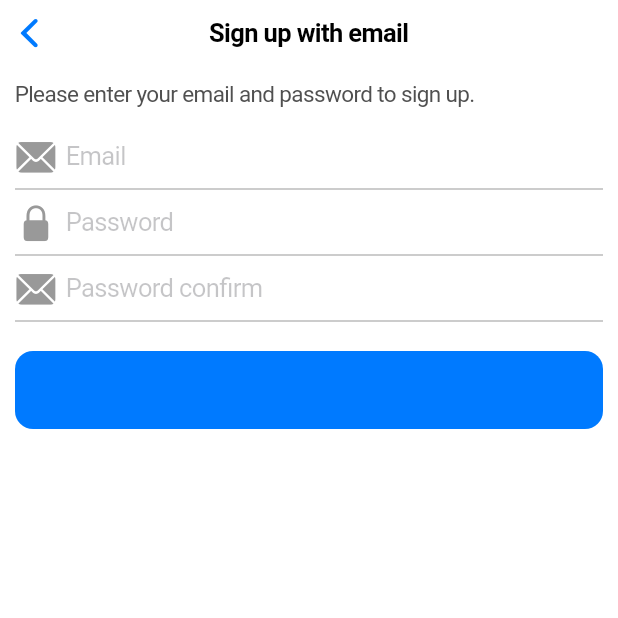
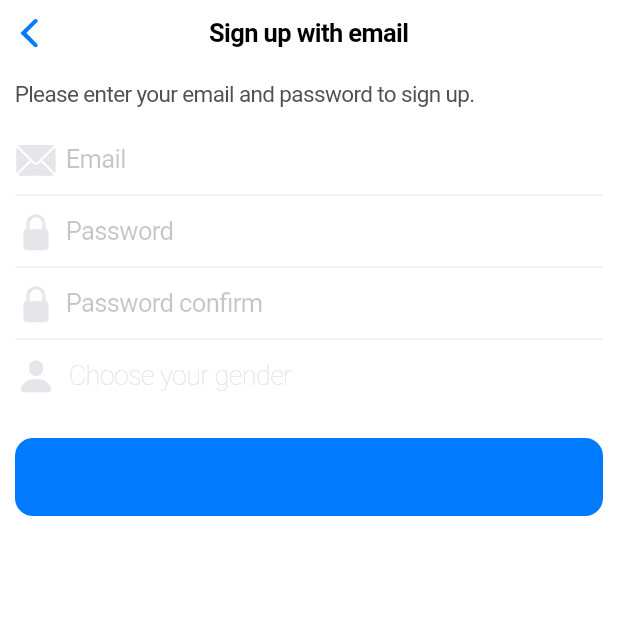
Before and after one commit to JayJayDee/Chatpot-App, a Flutter app: the SignupScene screen opened directly, on a phone screen of 412 x 824 dp, the top half of it. Run offline on Flutter 3.47's test engine with Material 2 defaults, Android fonts, the phone set to English and light mode, and no system bars; our stand-ins replace cached_network_image, dio, firebase_messaging, flutter_swiper, image_picker, material_design_icons_flutter and 4 more; missing offline and left inert: query_params; accounts and stored records are empty.

Commit message:
added gender chooser on signup_scene.

```diff
--- a/lib/apis/auth_api.dart
+++ b/lib/apis/auth_api.dart
@@ -37,7 +37,7 @@ class AuthApi {
     @required String gender
   }) async {
     Map<String, dynamic> resp = await _requester.request(
-      url: '/member',
+      url: '/member/email',
       method: HttpMethod.POST,
       body: {
         'email': email,
--- a/lib/scenes/signup_scene.dart
+++ b/lib/scenes/signup_scene.dart
@@ -1,4 +1,5 @@
 import 'dart:async';
+import 'package:flutter/material.dart';
 import 'package:meta/meta.dart';
 import 'package:flutter/cupertino.dart';
 import 'package:chatpot_app/factory.dart';
@@ -66,6 +67,10 @@ class _SignupSceneState extends State<SignupScene> {
                   setState(() => _passwordConfirm = text))
             ),
             Container(
+              margin: EdgeInsets.only(left: 10, right: 10, top: 2),
+              child: _buildGenderSeletor(context)
+            ),
+            Container(
               margin: EdgeInsets.only(left: 10, right: 10, top: 20),
               child: CupertinoButton(
                 child: Text(locales().signupScene.joinButton),
@@ -80,6 +85,7 @@ class _SignupSceneState extends State<SignupScene> {
   }
 }
 
+
 typedef TextChangedCallback (String text);
 
 Widget _buildEmailField(BuildContext context, {
@@ -88,15 +94,16 @@ Widget _buildEmailField(BuildContext context, {
   CupertinoTextField(
     prefix: Icon(CupertinoIcons.mail_solid,
       size: 28.0,
-      color: CupertinoColors.inactiveGray),
+      color: CupertinoColors.lightBackgroundGray),
     placeholder: locales().signupScene.emailPlaceHolder,
     onChanged: changedCallback,
-    padding: EdgeInsets.symmetric(horizontal: 6.0, vertical: 12.0),
+    padding: EdgeInsets.symmetric(horizontal: 6.0, vertical: 14.0),
     keyboardType: TextInputType.emailAddress,
     decoration: BoxDecoration(
-      border: Border(bottom: BorderSide(width: 0.0, color: CupertinoColors.inactiveGray))
+      border: Border(bottom: BorderSide(width: 0.0, color: CupertinoColors.lightBackgroundGray))
     )
   );
+
 
 Widget _buildPasswordField(BuildContext context, {
   @required TextChangedCallback changedCallback
@@ -104,30 +111,54 @@ Widget _buildPasswordField(BuildContext context, {
   CupertinoTextField(
     prefix: Icon(CupertinoIcons.padlock_solid,
       size: 28.0,
-      color: CupertinoColors.inactiveGray),
+      color: CupertinoColors.lightBackgroundGray),
     placeholder: locales().signupScene.passwordPlaceHolder,
     onChanged: changedCallback,
     obscureText: true,
-    padding: EdgeInsets.symmetric(horizontal: 6.0, vertical: 12.0),
+    padding: EdgeInsets.symmetric(horizontal: 6.0, vertical: 14.0),
     keyboardType: TextInputType.emailAddress,
     decoration: BoxDecoration(
-      border: Border(bottom: BorderSide(width: 0.0, color: CupertinoColors.inactiveGray))
+      border: Border(bottom: BorderSide(width: 0.0, color: CupertinoColors.lightBackgroundGray))
     )
   );
+
 
 Widget _buildPasswordConfirmField(BuildContext context, {
   @required TextChangedCallback changedCallback
 }) =>
   CupertinoTextField(
-    prefix: Icon(CupertinoIcons.mail_solid,
+    prefix: Icon(CupertinoIcons.padlock_solid,
       size: 28.0,
-      color: CupertinoColors.inactiveGray),
+      color: CupertinoColors.lightBackgroundGray),
     placeholder: locales().signupScene.passworConfirmPlaceHolder,
     onChanged: changedCallback,
     obscureText: true,
-    padding: EdgeInsets.symmetric(horizontal: 6.0, vertical: 12.0),
+    padding: EdgeInsets.symmetric(horizontal: 6.0, vertical: 14.0),
     keyboardType: TextInputType.emailAddress,
     decoration: BoxDecoration(
-      border: Border(bottom: BorderSide(width: 0.0, color: CupertinoColors.inactiveGray))
+      border: Border(bottom: BorderSide(width: 0.0, color: CupertinoColors.lightBackgroundGray))
     )
   );
+
+
+Widget _buildGenderSeletor(BuildContext context) =>
+  Row(
+    mainAxisAlignment: MainAxisAlignment.start,
+    children: [
+      Icon(CupertinoIcons.person_solid,
+        size: 28.0,
+        color: CupertinoColors.lightBackgroundGray
+      ),
+      CupertinoButton(
+        padding: EdgeInsets.only(left: 8, right: 0, top: 0, bottom: 0),
+        child: Text('Choose your gender',
+          style: TextStyle(
+            color: CupertinoColors.lightBackgroundGray,
+            fontWeight: FontWeight.w100,
+            fontSize: 18
+          )
+        ),
+        onPressed: () => {}
+      )
+    ]
+  );
```
